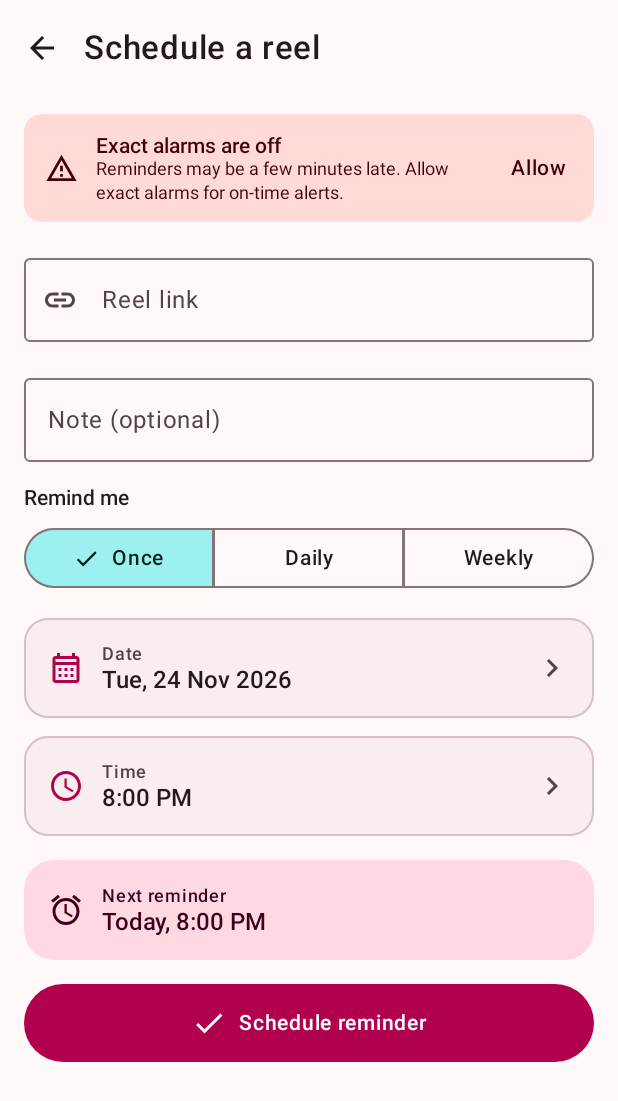
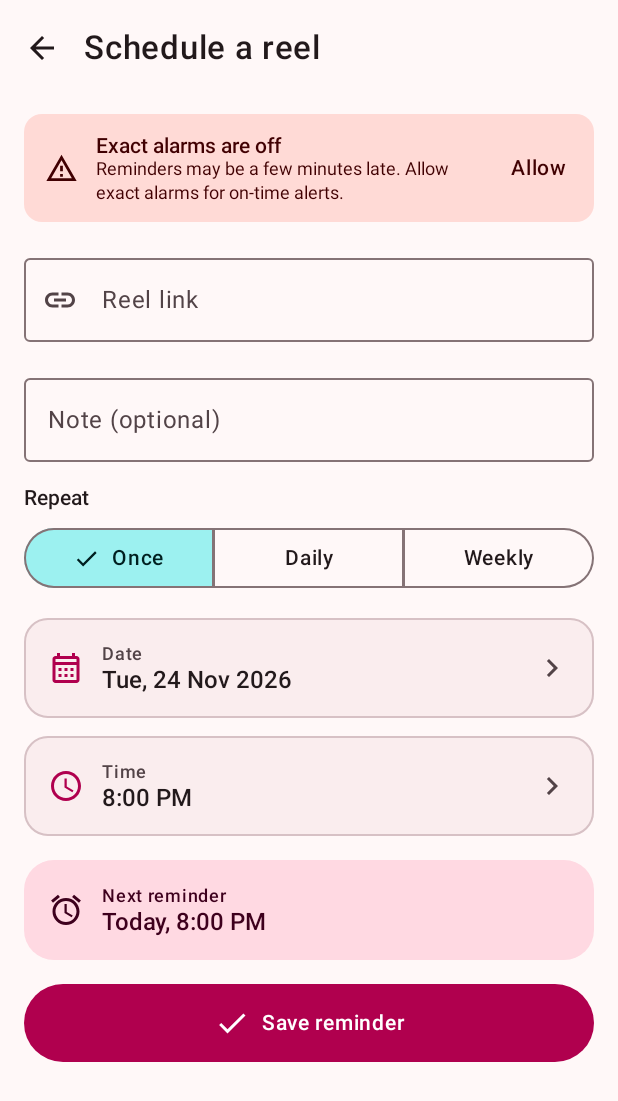
Before and after one commit to amar175329-web/ReelReminder, an Android app built with Jetpack Compose: the screen it shows after launch (MainActivity), after a tap on "Schedule your first reel", on a phone screen of 412 x 824 dp. Shown: the top 1101 px of the screen. Run offline under Robolectric (Android 15) with nearby library versions, the phone set to English and light mode, and no system bars; our stand-ins replace Room's generated code; 1 statement that could not run was skipped.

Commit message:
feat(shortcuts): add dynamic Instagram share shortcuts and adaptive icon assets

```diff
--- a/app/build.gradle.kts
+++ b/app/build.gradle.kts
@@ -12,9 +12,9 @@ android {
     defaultConfig {
         applicationId = "com.reelreminder.app"
         minSdk = 26
-        targetSdk = 35
+        targetSdk = 36
         versionCode = 1
-        versionName = "1.0"
+        versionName = "3.0"
 
         testInstrumentationRunner = "androidx.test.runner.AndroidJUnitRunner"
         vectorDrawables {
--- a/app/src/main/java/com/reelreminder/app/MainActivity.kt
+++ b/app/src/main/java/com/reelreminder/app/MainActivity.kt
@@ -14,6 +14,9 @@ import androidx.activity.enableEdgeToEdge
 import androidx.activity.result.contract.ActivityResultContracts
 import androidx.activity.viewModels
 import androidx.core.content.ContextCompat
+import androidx.core.content.pm.ShortcutInfoCompat
+import androidx.core.content.pm.ShortcutManagerCompat
+import androidx.core.graphics.drawable.IconCompat
 import com.reelreminder.app.ui.AppViewModel
 import com.reelreminder.app.ui.ReelReminderApp
 import com.reelreminder.app.ui.theme.ReelReminderTheme
@@ -44,6 +47,12 @@ class MainActivity : ComponentActivity() {
 
         handleShareIntent(intent)
         maybeRequestNotificationPermission()
+        publishSharingShortcut()
+    }
+
+    override fun onResume() {
+        super.onResume()
+        viewModel.checkClipboard(this)
     }
 
     override fun onNewIntent(intent: Intent) {
@@ -69,6 +78,26 @@ class MainActivity : ComponentActivity() {
 
         // Do not process the same share twice if the activity is reused.
         intent.removeExtra(Intent.EXTRA_TEXT)
+    }
+
+    /**
+     * Fix 1a: Sharing Shortcuts so ReelReminder ranks at the top in Instagram share sheet
+     */
+    private fun publishSharingShortcut() {
+        runCatching {
+            val shortcut = ShortcutInfoCompat.Builder(this, "share_reel")
+                .setShortLabel(getString(R.string.shortcut_share_label))
+                .setLongLabel(getString(R.string.shortcut_share_long_label))
+                .setIcon(IconCompat.createWithResource(this, R.drawable.app_logo))
+                .setIntent(
+                    Intent(Intent.ACTION_SEND)
+                        .setType("text/plain")
+                        .setClass(this, MainActivity::class.java)
+                )
+                .setCategories(setOf("com.reelreminder.app.category.SHARE_TARGET"))
+                .build()
+            ShortcutManagerCompat.pushDynamicShortcut(this, shortcut)
+        }
     }
 
     private fun maybeRequestNotificationPermission() {
--- a/app/src/main/res/values/colors.xml
+++ b/app/src/main/res/values/colors.xml
@@ -1,8 +1,8 @@
 <?xml version="1.0" encoding="utf-8"?>
 <resources>
-    <color name="app_background_light">#FFF8F8</color>
-    <color name="app_background_dark">#1A1113</color>
-    <color name="brand_primary">#B0004E</color>
-    <color name="ic_launcher_background">#B0004E</color>
-    <color name="notification_color">#B0004E</color>
+    <color name="app_background_light">#F7FCFC</color>
+    <color name="app_background_dark">#061615</color>
+    <color name="brand_primary">#14B8A6</color>
+    <color name="ic_launcher_background">#04201F</color>
+    <color name="notification_color">#14B8A6</color>
 </resources>
--- a/app/src/main/res/values/strings.xml
+++ b/app/src/main/res/values/strings.xml
@@ -9,7 +9,7 @@
     <string name="empty_step_2">Choose ReelReminder in the share sheet.</string>
     <string name="empty_step_3">Pick a date and time, then save.</string>
     <string name="empty_cta">Schedule your first reel</string>
-    <string name="share_hint">Tip: share a reel directly from Instagram.</string>
+    <string name="share_hint">Tip: Share → “Share to…” → ReelReminder</string>
 
     <string name="notification_default_title">Your saved reel</string>
     <string name="notification_channel_name">Reel reminders</string>
@@ -23,24 +23,48 @@
     <string name="link_label">Reel link</string>
     <string name="link_placeholder">https://www.instagram.com/reel/…</string>
     <string name="link_error_empty">Add a link</string>
-    <string name="link_error_invalid">Enter an http or https link</string>
+    <string name="link_error_invalid">Only Instagram links work here</string>
     <string name="note_label">Note (optional)</string>
-    <string name="note_placeholder">e.g. Send this to a friend</string>
-    <string name="repeat_label">Remind me</string>
+    <string name="note_placeholder">Why did you save it?</string>
+    <string name="category_label">Category</string>
+    <string name="when_label">When</string>
+    <string name="repeat_label">Repeat</string>
     <string name="repeat_once">Once</string>
     <string name="repeat_daily">Daily</string>
     <string name="repeat_weekly">Weekly</string>
     <string name="date_label">Date</string>
     <string name="time_label">Time</string>
-    <string name="weekday_label">Repeat on</string>
-    <string name="days_error">Choose at least one day</string>
+    <string name="weekday_label">On these days</string>
+    <string name="days_error">Pick at least one day</string>
     <string name="once_past_error">Choose a future date and time</string>
     <string name="next_reminder_label">Next reminder</string>
     <string name="next_reminder_none">Not scheduled</string>
-    <string name="save_new">Schedule reminder</string>
+    <string name="save_new">Save reminder</string>
     <string name="save_edit">Save changes</string>
     <string name="saving">Saving…</string>
     <string name="edit_paused_hint">Saving changes will resume this reminder.</string>
+
+    <string name="tab_today">Today</string>
+    <string name="tab_vault">Vault</string>
+    <string name="greeting_morning">Good morning</string>
+    <string name="greeting_afternoon">Good afternoon</string>
+    <string name="greeting_evening">Good evening</string>
+    <string name="today_subtitle">Here’s what you saved for today.</string>
+    <string name="todays_plan">Today’s plan</string>
+    <string name="watched_count">%1$d of %2$d watched</string>
+    <string name="vault_subtitle">Your reels, sorted by when you need them.</string>
+    <string name="new_collection">+ New collection</string>
+    <string name="collection_name_hint">Name it, then save</string>
+    <string name="vault_back">‹ Vault</string>
+    <string name="collection_stats">%1$d %2$s · %3$d watched today</string>
+    <string name="collection_empty_title">Nothing here yet</string>
+    <string name="collection_empty_body">Share a reel from Instagram and pick %1$s.</string>
+    <string name="clipboard_banner_title">Save copied reel?</string>
+    <string name="clipboard_save">Save</string>
+    <string name="in_app_tip">Tip: In Instagram, tap Share → “Share to…” to find ReelReminder</string>
+
+    <string name="shortcut_share_label">Save reel</string>
+    <string name="shortcut_share_long_label">Save reel to ReelReminder</string>
 
     <string name="cancel">Cancel</string>
     <string name="ok">OK</string>
@@ -67,7 +91,7 @@
     <string name="weekly_days">Weekly · %1$s</string>
     <string name="reminder_saved">Reminder saved</string>
     <string name="exact_alarm_saved_warning">Saved. Exact alarms are off, so this reminder may be delayed.</string>
-    <string name="share_no_link">No link found in the shared text</string>
+    <string name="share_no_link">Only Instagram links (reels, posts, tv) are supported.</string>
 
     <string name="cd_back">Back</string>
     <string name="cd_edit">Edit reminder</string>
```
Also changed, not shown: app/src/main/AndroidManifest.xml (+12 -0 lines), app/src/main/res/drawable/ic_launcher_foreground.xml (deleted, +0 -15 lines), app/src/main/res/xml/shortcuts.xml (added, +7 -0 lines), app/src/main/res/drawable/app_logo.png (added), app/src/main/res/drawable/ic_launcher_foreground.png (added), app/src/main/res/mipmap-hdpi/ic_launcher.png (added), app/src/main/res/mipmap-hdpi/ic_launcher_round.png (added), app/src/main/res/mipmap-mdpi/ic_launcher.png (added), app/src/main/res/mipmap-mdpi/ic_launcher_round.png (added), app/src/main/res/mipmap-xhdpi/ic_launcher.png (added), app/src/main/res/mipmap-xhdpi/ic_launcher_round.png (added), app/src/main/res/mipmap-xxhdpi/ic_launcher.png (added), app/src/main/res/mipmap-xxhdpi/ic_launcher_round.png (added), app/src/main/res/mipmap-xxxhdpi/ic_launcher.png (added), 1 more files.
